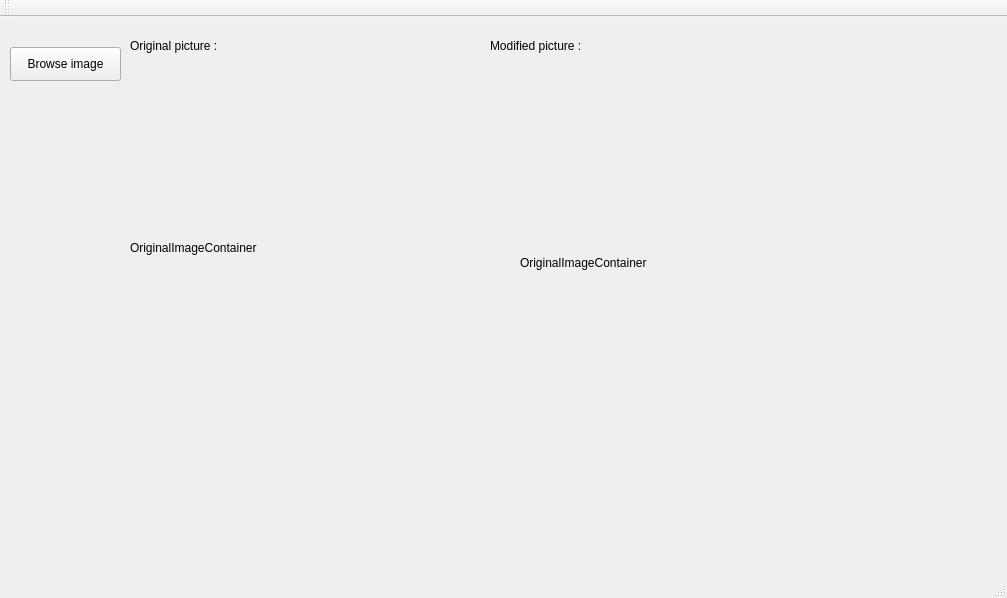
First picture: the form in mainwindow.ui, repository Squadella/Obamize, before the edit.
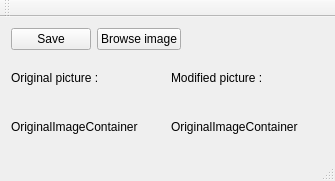
Second picture: the form after the edit.

What changed in the file:
```diff
--- a/mainwindow.ui
+++ b/mainwindow.ui
@@ -6,79 +6,91 @@
    <rect>
     <x>0</x>
     <y>0</y>
-    <width>1007</width>
-    <height>598</height>
+    <width>335</width>
+    <height>181</height>
    </rect>
   </property>
   <property name="windowTitle">
    <string>MainWindow</string>
   </property>
   <widget class="QWidget" name="centralWidget">
+   <layout class="QGridLayout" name="gridLayout">
+    <item row="0" column="0">
+     <layout class="QVBoxLayout" name="verticalLayout_3">
+      <item>
+       <layout class="QHBoxLayout" name="horizontalLayout_2">
+        <item>
+         <widget class="QPushButton" name="pushButton">
+          <property name="text">
+           <string>Save</string>
+          </property>
+         </widget>
+        </item>
+        <item>
    <widget class="QPushButton" name="pushButtonBrowse">
-    <property name="geometry">
-     <rect>
-      <x>10</x>
-      <y>30</y>
-      <width>111</width>
-      <height>34</height>
-     </rect>
-    </property>
     <property name="text">
      <string>Browse image</string>
     </property>
    </widget>
+        </item>
+        <item>
+         <spacer name="horizontalSpacer">
+          <property name="orientation">
+           <enum>Qt::Horizontal</enum>
+          </property>
+          <property name="sizeHint" stdset="0">
+           <size>
+            <width>40</width>
+            <height>20</height>
+           </size>
+          </property>
+         </spacer>
+        </item>
+       </layout>
+      </item>
+      <item>
+       <layout class="QHBoxLayout" name="horizontalLayout">
+        <item>
+         <layout class="QVBoxLayout" name="verticalLayout_2">
+          <item>
    <widget class="QLabel" name="label">
-    <property name="geometry">
-     <rect>
-      <x>130</x>
-      <y>20</y>
-      <width>111</width>
-      <height>18</height>
-     </rect>
-    </property>
     <property name="text">
      <string>Original picture :</string>
     </property>
    </widget>
+          </item>
+          <item>
+           <widget class="QLabel" name="labelOriginalImageContainer">
+            <property name="text">
+             <string>OriginalImageContainer</string>
+            </property>
+           </widget>
+          </item>
+         </layout>
+        </item>
+        <item>
+         <layout class="QVBoxLayout" name="verticalLayout">
+          <item>
    <widget class="QLabel" name="label_2">
-    <property name="geometry">
-     <rect>
-      <x>490</x>
-      <y>20</y>
-      <width>111</width>
-      <height>18</height>
-     </rect>
-    </property>
     <property name="text">
      <string>Modified picture :</string>
     </property>
    </widget>
-   <widget class="QLabel" name="labelOriginalImageContainer">
-    <property name="geometry">
-     <rect>
-      <x>130</x>
-      <y>50</y>
-      <width>361</width>
-      <height>361</height>
-     </rect>
-    </property>
-    <property name="text">
-     <string>OriginalImageContainer</string>
-    </property>
-   </widget>
+          </item>
+          <item>
    <widget class="QLabel" name="labelModifiedImageContainer">
-    <property name="geometry">
-     <rect>
-      <x>520</x>
-      <y>50</y>
-      <width>431</width>
-      <height>391</height>
-     </rect>
-    </property>
     <property name="text">
      <string>OriginalImageContainer</string>
     </property>
    </widget>
+          </item>
+         </layout>
+        </item>
+       </layout>
+      </item>
+     </layout>
+    </item>
+   </layout>
   </widget>
   <widget class="QMenuBar" name="menuBar">
    <property name="geometry">
```
Left out of the diff: 2 changed lines with no effect on the pictures. Lines whose indentation alone changed are shown as unchanged.
